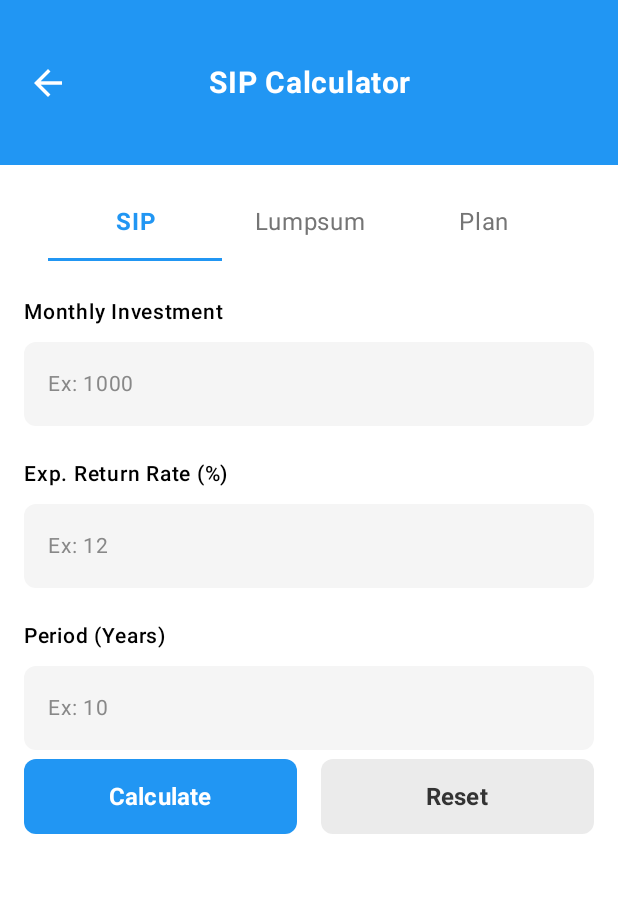
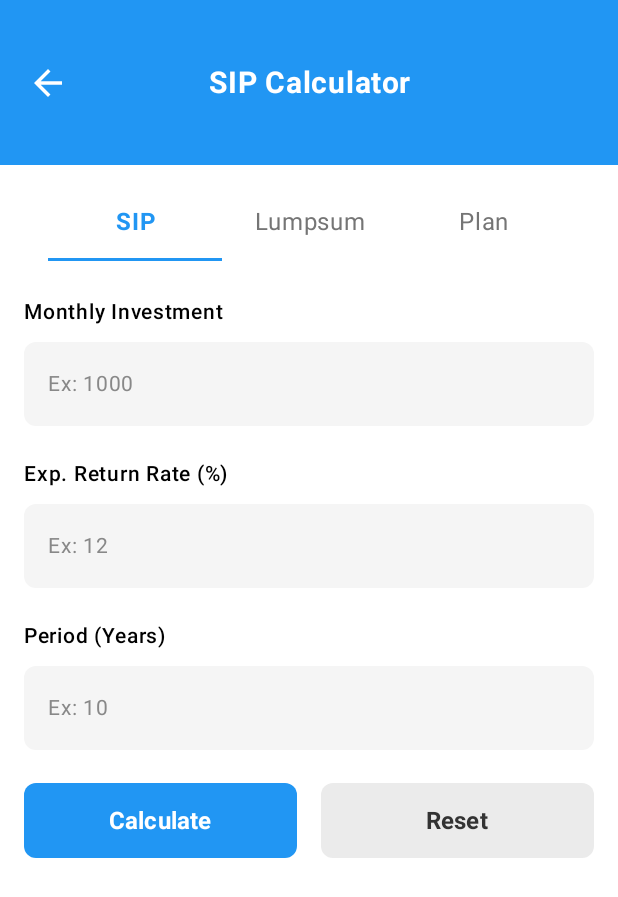
Before and after one commit to sudaniDhruvin/AIOCalculator, an Android app built with Jetpack Compose: the composable SIPCalculatorScreen shown on its own in the app's theme, on a phone screen of 412 x 824 dp. Shown: the top 897 px of the screen. Run offline under Robolectric (Android 15) with nearby library versions, the phone set to English and light mode, and no system bars; our stand-ins replace AdMob, Shimmer; libraries missing offline, so code that uses them is left out: com.github.mikephil.charting; 4 statements that could not run were skipped.

Commit message:
fix: Adjust padding in SIPCalculatorScreen for improved layout
- Added top padding to the Row component to enhance visual spacing and consistency in the layout.

```diff
--- a/app/src/main/java/com/belbytes/calculators/ui/sip/SIPCalculatorScreen.kt
+++ b/app/src/main/java/com/belbytes/calculators/ui/sip/SIPCalculatorScreen.kt
@@ -215,7 +215,7 @@ fun SIPCalculatorScreen(
             Row(
                 modifier = Modifier
                     .fillMaxWidth()
-                    .padding(bottom = 16.dp),
+                    .padding(bottom = 16.dp, top = 16.dp),
                 horizontalArrangement = Arrangement.spacedBy(16.dp)
             ) {
                 // Calculate Button
```
